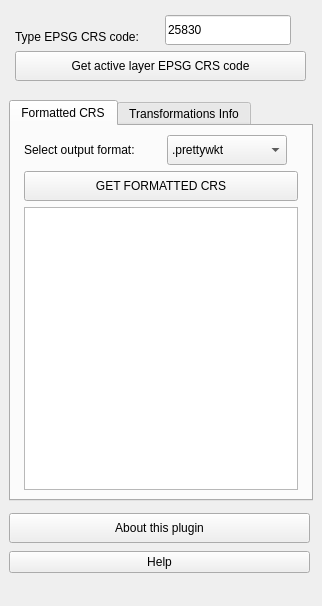
Old version of the form ui_searchepsgcrs.ui in the repository cayetanobv/QGIS-plugin---Search-EPSG-CRS.
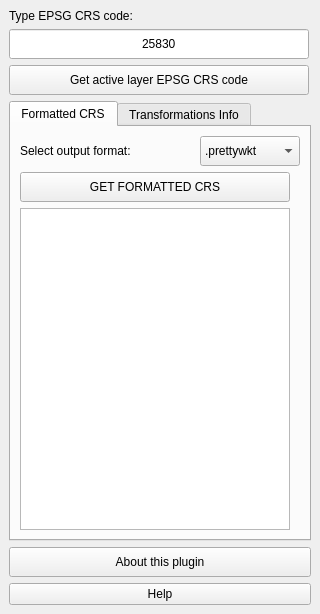
New version of the form.

Patch:
```diff
--- a/ui_searchepsgcrs.ui
+++ b/ui_searchepsgcrs.ui
@@ -6,8 +6,8 @@
    <rect>
     <x>0</x>
     <y>0</y>
-    <width>322</width>
-    <height>606</height>
+    <width>320</width>
+    <height>614</height>
    </rect>
   </property>
   <property name="sizePolicy">
@@ -18,8 +18,14 @@
   </property>
   <property name="minimumSize">
    <size>
-    <width>322</width>
-    <height>300</height>
+    <width>320</width>
+    <height>282</height>
+   </size>
+  </property>
+  <property name="maximumSize">
+   <size>
+    <width>350</width>
+    <height>524287</height>
    </size>
   </property>
   <property name="windowTitle">
@@ -31,34 +37,28 @@
      <family>Ubuntu</family>
     </font>
    </property>
+   <layout class="QVBoxLayout" name="verticalLayout">
+    <item>
    <widget class="QLabel" name="label">
-    <property name="geometry">
-     <rect>
-      <x>15</x>
-      <y>28</y>
-      <width>140</width>
-      <height>17</height>
-     </rect>
-    </property>
     <property name="sizePolicy">
      <sizepolicy hsizetype="Fixed" vsizetype="Fixed">
       <horstretch>0</horstretch>
       <verstretch>0</verstretch>
      </sizepolicy>
     </property>
+      <property name="maximumSize">
+       <size>
+        <width>150</width>
+        <height>16777215</height>
+       </size>
+      </property>
     <property name="text">
      <string>Type EPSG CRS code:</string>
     </property>
    </widget>
+    </item>
+    <item>
    <widget class="QLineEdit" name="txtCRS">
-    <property name="geometry">
-     <rect>
-      <x>165</x>
-      <y>15</y>
-      <width>126</width>
-      <height>30</height>
-     </rect>
-    </property>
     <property name="sizePolicy">
      <sizepolicy hsizetype="Fixed" vsizetype="Fixed">
       <horstretch>0</horstretch>
@@ -67,7 +67,13 @@
     </property>
     <property name="minimumSize">
      <size>
-      <width>120</width>
+        <width>50</width>
+        <height>30</height>
+       </size>
+      </property>
+      <property name="maximumSize">
+       <size>
+        <width>300</width>
       <height>30</height>
      </size>
     </property>
@@ -80,16 +86,13 @@
     <property name="maxLength">
      <number>10</number>
     </property>
-   </widget>
+      <property name="alignment">
+       <set>Qt::AlignCenter</set>
+      </property>
+     </widget>
+    </item>
+    <item>
    <widget class="QPushButton" name="getEPSGActiveLayerButton">
-    <property name="geometry">
-     <rect>
-      <x>15</x>
-      <y>51</y>
-      <width>291</width>
-      <height>30</height>
-     </rect>
-    </property>
     <property name="sizePolicy">
      <sizepolicy hsizetype="Expanding" vsizetype="Expanding">
       <horstretch>0</horstretch>
@@ -104,7 +107,7 @@
     </property>
     <property name="maximumSize">
      <size>
-      <width>16777215</width>
+        <width>300</width>
       <height>30</height>
      </size>
     </property>
@@ -112,19 +115,19 @@
      <string>Get active layer EPSG CRS code</string>
     </property>
    </widget>
+    </item>
+    <item>
    <widget class="QTabWidget" name="tabWidget">
-    <property name="geometry">
-     <rect>
-      <x>9</x>
-      <y>100</y>
-      <width>304</width>
-      <height>401</height>
-     </rect>
-    </property>
     <property name="minimumSize">
      <size>
       <width>300</width>
-      <height>300</height>
+        <height>50</height>
+       </size>
+      </property>
+      <property name="maximumSize">
+       <size>
+        <width>320</width>
+        <height>800</height>
      </size>
     </property>
     <property name="currentIndex">
@@ -143,119 +146,18 @@
           <verstretch>0</verstretch>
          </sizepolicy>
         </property>
+          <property name="maximumSize">
+           <size>
+            <width>150</width>
+            <height>30</height>
+           </size>
+          </property>
         <property name="text">
          <string>Select output format:</string>
         </property>
        </widget>
       </item>
-      <item row="0" column="1">
-       <widget class="QComboBox" name="comboCRS">
-        <property name="sizePolicy">
-         <sizepolicy hsizetype="Fixed" vsizetype="Fixed">
-          <horstretch>0</horstretch>
-          <verstretch>0</verstretch>
-         </sizepolicy>
-        </property>
-        <property name="minimumSize">
-         <size>
-          <width>120</width>
-          <height>30</height>
-         </size>
-        </property>
-        <property name="maximumSize">
-         <size>
-          <width>16777215</width>
-          <height>30</height>
-         </size>
-        </property>
-        <item>
-         <property name="text">
-          <string>.prettywkt</string>
-         </property>
-        </item>
-        <item>
-         <property name="text">
-          <string>.wkt</string>
-         </property>
-        </item>
-        <item>
-         <property name="text">
-          <string>.esriwkt</string>
-         </property>
-        </item>
-        <item>
-         <property name="text">
-          <string>.gml</string>
-         </property>
-        </item>
-        <item>
-         <property name="text">
-          <string>.xml</string>
-         </property>
-        </item>
-        <item>
-         <property name="text">
-          <string>.proj4</string>
-         </property>
-        </item>
-        <item>
-         <property name="text">
-          <string>.js</string>
-         </property>
-        </item>
-        <item>
-         <property name="text">
-          <string>.geoserver</string>
-         </property>
-        </item>
-        <item>
-         <property name="text">
-          <string>.mapfile</string>
-         </property>
-        </item>
-        <item>
-         <property name="text">
-          <string>.mapnik</string>
-         </property>
-        </item>
-        <item>
-         <property name="text">
-          <string>.mapnikpython</string>
-         </property>
-        </item>
-        <item>
-         <property name="text">
-          <string>.sql</string>
-         </property>
-        </item>
-       </widget>
-      </item>
-      <item row="1" column="0" colspan="2">
-       <widget class="QPushButton" name="FormattedCRSButton">
-        <property name="sizePolicy">
-         <sizepolicy hsizetype="Expanding" vsizetype="Expanding">
-          <horstretch>0</horstretch>
-          <verstretch>0</verstretch>
-         </sizepolicy>
-        </property>
-        <property name="minimumSize">
-         <size>
-          <width>270</width>
-          <height>30</height>
-         </size>
-        </property>
-        <property name="maximumSize">
-         <size>
-          <width>16777215</width>
-          <height>30</height>
-         </size>
-        </property>
-        <property name="text">
-         <string>GET FORMATTED CRS</string>
-        </property>
-       </widget>
-      </item>
-      <item row="2" column="0" colspan="2">
+        <item row="4" column="0" colspan="2">
        <widget class="QTextBrowser" name="txtResults1">
         <property name="sizePolicy">
          <sizepolicy hsizetype="Expanding" vsizetype="Expanding">
@@ -269,10 +171,16 @@
           <height>50</height>
          </size>
         </property>
+          <property name="maximumSize">
+           <size>
+            <width>320</width>
+            <height>1000</height>
+           </size>
+          </property>
         <property name="font">
          <font>
           <family>Courier New</family>
-          <pointsize>10</pointsize>
+            <pointsize>6</pointsize>
           <weight>50</weight>
           <bold>false</bold>
          </font>
@@ -293,14 +201,121 @@
          <string>&lt;!DOCTYPE HTML PUBLIC &quot;-//W3C//DTD HTML 4.0//EN&quot; &quot;http://www.w3.org/TR/REC-html40/strict.dtd&quot;&gt;
 &lt;html&gt;&lt;head&gt;&lt;meta name=&quot;qrichtext&quot; content=&quot;1&quot; /&gt;&lt;style type=&quot;text/css&quot;&gt;
 p, li { white-space: pre-wrap; }
-&lt;/style&gt;&lt;/head&gt;&lt;body style=&quot; font-family:'Courier New'; font-size:10pt; font-weight:400; font-style:normal;&quot;&gt;
-&lt;p style=&quot; margin-top:12px; margin-bottom:12px; margin-left:0px; margin-right:0px; -qt-block-indent:0; text-indent:0px;&quot;&gt;&lt;br /&gt;&lt;/p&gt;&lt;/body&gt;&lt;/html&gt;</string>
+&lt;/style&gt;&lt;/head&gt;&lt;body style=&quot; font-family:'Courier New'; font-size:6pt; font-weight:400; font-style:normal;&quot;&gt;
+&lt;p style=&quot; margin-top:12px; margin-bottom:12px; margin-left:0px; margin-right:0px; -qt-block-indent:0; text-indent:0px;&quot;&gt;&lt;span style=&quot; font-size:10pt;&quot;&gt;&lt;br /&gt;&lt;/span&gt;&lt;/p&gt;&lt;/body&gt;&lt;/html&gt;</string>
         </property>
         <property name="acceptRichText">
          <bool>true</bool>
         </property>
        </widget>
       </item>
+        <item row="0" column="2">
+         <widget class="QComboBox" name="comboCRS">
+          <property name="sizePolicy">
+           <sizepolicy hsizetype="Fixed" vsizetype="Fixed">
+            <horstretch>0</horstretch>
+            <verstretch>0</verstretch>
+           </sizepolicy>
+          </property>
+          <property name="minimumSize">
+           <size>
+            <width>100</width>
+            <height>30</height>
+           </size>
+          </property>
+          <property name="maximumSize">
+           <size>
+            <width>130</width>
+            <height>30</height>
+           </size>
+          </property>
+          <item>
+           <property name="text">
+            <string>.prettywkt</string>
+           </property>
+          </item>
+          <item>
+           <property name="text">
+            <string>.wkt</string>
+           </property>
+          </item>
+          <item>
+           <property name="text">
+            <string>.esriwkt</string>
+           </property>
+          </item>
+          <item>
+           <property name="text">
+            <string>.gml</string>
+           </property>
+          </item>
+          <item>
+           <property name="text">
+            <string>.xml</string>
+           </property>
+          </item>
+          <item>
+           <property name="text">
+            <string>.proj4</string>
+           </property>
+          </item>
+          <item>
+           <property name="text">
+            <string>.js</string>
+           </property>
+          </item>
+          <item>
+           <property name="text">
+            <string>.geoserver</string>
+           </property>
+          </item>
+          <item>
+           <property name="text">
+            <string>.mapfile</string>
+           </property>
+          </item>
+          <item>
+           <property name="text">
+            <string>.mapnik</string>
+           </property>
+          </item>
+          <item>
+           <property name="text">
+            <string>.mapnikpython</string>
+           </property>
+          </item>
+          <item>
+           <property name="text">
+            <string>.sql</string>
+           </property>
+          </item>
+         </widget>
+        </item>
+        <item row="3" column="0">
+         <widget class="QPushButton" name="FormattedCRSButton">
+          <property name="sizePolicy">
+           <sizepolicy hsizetype="Expanding" vsizetype="Expanding">
+            <horstretch>0</horstretch>
+            <verstretch>0</verstretch>
+           </sizepolicy>
+          </property>
+          <property name="minimumSize">
+           <size>
+            <width>270</width>
+            <height>30</height>
+           </size>
+          </property>
+          <property name="maximumSize">
+           <size>
+            <width>300</width>
+            <height>30</height>
+           </size>
+          </property>
+          <property name="text">
+           <string>GET FORMATTED CRS</string>
+          </property>
+         </widget>
+        </item>
      </layout>
     </widget>
     <widget class="QWidget" name="tab2">
@@ -341,18 +356,17 @@
         <height>50</height>
        </size>
       </property>
-     </widget>
-    </widget>
-   </widget>
-   <widget class="QWidget" name="">
-    <property name="geometry">
-     <rect>
-      <x>9</x>
-      <y>511</y>
-      <width>301</width>
-      <height>65</height>
-     </rect>
-    </property>
+        <property name="maximumSize">
+         <size>
+          <width>320</width>
+          <height>1000</height>
+         </size>
+        </property>
+       </widget>
+      </widget>
+     </widget>
+    </item>
+    <item>
     <layout class="QGridLayout" name="gridLayout_2">
      <item row="0" column="0">
       <widget class="QPushButton" name="aboutButton">
@@ -362,6 +376,12 @@
          <height>30</height>
         </size>
        </property>
+        <property name="maximumSize">
+         <size>
+          <width>320</width>
+          <height>30</height>
+         </size>
+        </property>
        <property name="text">
         <string>About this plugin</string>
        </property>
@@ -375,13 +395,20 @@
          <height>0</height>
         </size>
        </property>
+        <property name="maximumSize">
+         <size>
+          <width>320</width>
+          <height>30</height>
+         </size>
+        </property>
        <property name="text">
         <string>Help</string>
        </property>
       </widget>
      </item>
     </layout>
-   </widget>
+    </item>
+   </layout>
   </widget>
  </widget>
  <resources/>
```
Left out of the diff: 14 changed lines with no effect on the pictures. Lines whose indentation alone changed are shown as unchanged.
